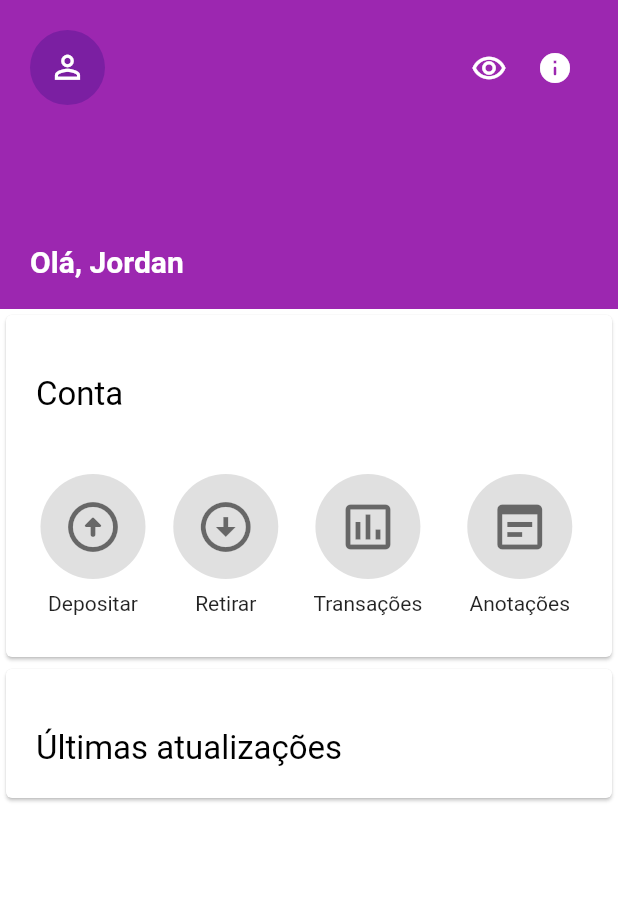
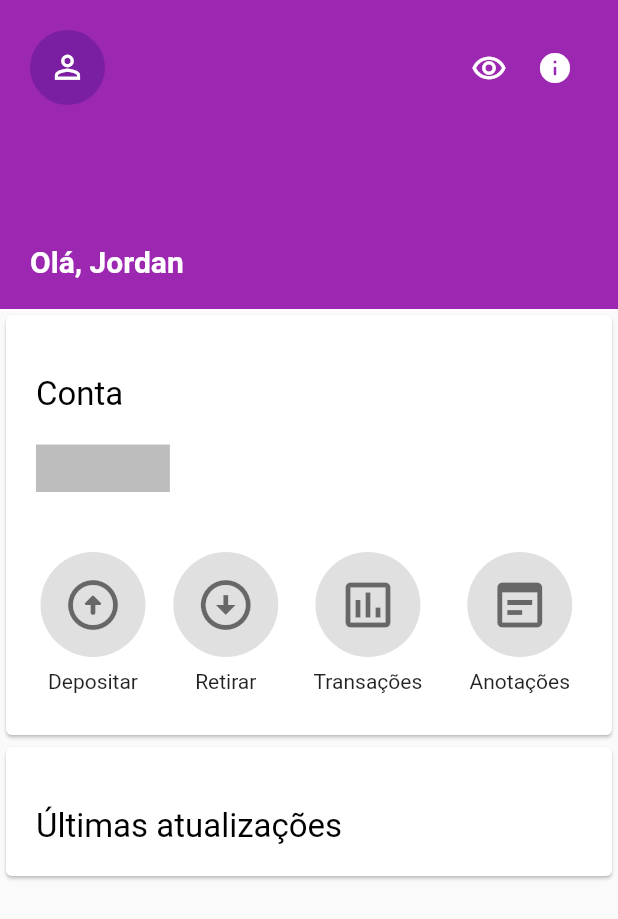
Before and after one commit to JordanElizeu/ControleDeFinancasFlutter, a Flutter app: the PageInitial widget shown alone on an empty page, opened directly, after a tap on the "remove red eye" icon, on a phone screen of 412 x 824 dp. Shown: the top 919 px of the screen. Run offline on Flutter 3.47's test engine with Material 2 defaults, Android fonts, the phone set to English and light mode, and no system bars; our stand-ins replace get.

Commit message:
criando página transação de dinheiro add

```diff
--- /dev/null
+++ b/lib/ui/incrementmoney/increment_money.dart
@@ -0,0 +1,19 @@
+import 'package:flutter/cupertino.dart';
+import 'package:flutter/material.dart';
+
+class IncrementMoney extends StatelessWidget {
+  const IncrementMoney({Key? key}) : super(key: key);
+
+  @override
+  Widget build(BuildContext context) {
+    return Column(
+      children: [
+        TextFormField(
+          decoration: InputDecoration(
+            label: Text('Valor')
+          ),
+        )
+      ],
+    );
+  }
+}
--- a/lib/ui/initial/page_initial.dart
+++ b/lib/ui/initial/page_initial.dart
@@ -16,11 +16,26 @@ class PageInitial extends StatelessWidget {
         return GetBuilder(
           init: InitialController(),
           builder: (InitialController initialController) {
+            return ListView(
+              children: [
+                _containerWithInformationOfAccount(
+                    constraints: constraints,
+                    initialController: initialController),
+                _cardCircleButtons(initialController: initialController),
+                _cardLastModifications()
+              ],
+            );
+          },
+        );
+      },
+    );
+  }
+}
+
+Widget _containerWithInformationOfAccount(
+    {required BoxConstraints constraints,
+    required InitialController initialController}) {
   return Container(
-              color: Colors.white,
-              child: ListView(
-                children: [
-                  Container(
     color: Colors.purple,
     width: constraints.maxWidth,
     height: constraints.maxHeight * 0.25,
@@ -33,7 +48,7 @@ class PageInitial extends StatelessWidget {
             children: [
               CircleAvatar(
                 radius: 25.0,
-                                child: Icon(
+                child: const Icon(
                   Icons.person_outline,
                   size: 25,
                 ),
@@ -52,7 +67,7 @@ class PageInitial extends StatelessWidget {
                   ),
                   Padding(
                     padding: const EdgeInsets.all(10.0),
-                                    child: Icon(
+                    child: const Icon(
                       Icons.info_rounded,
                       color: Colors.white,
                     ),
@@ -76,38 +91,38 @@ class PageInitial extends StatelessWidget {
         ],
       ),
     ),
-                  ),
-                  _cardCircleButtons(initialController: initialController),
-                  Card(
+  );
+}
+
+Widget _cardLastModifications() {
+  return Card(
     child: Padding(
       padding: const EdgeInsets.all(20.0),
-                      child: textInformative(text: 'Últimas atualizações', fontSize: 22.0),
-                    ),
-                  )
+      child: Column(
+        children: [
+          textInformative(text: 'Últimas atualizações', fontSize: 22.0),
         ],
       ),
-            );
-          },
-        );
-      },
+    ),
   );
 }
-}
 
-Widget _cardCircleButtons({required InitialController initialController}){
+Widget _cardCircleButtons({required InitialController initialController}) {
   return Card(
     child: Padding(
       padding: const EdgeInsets.all(20.0),
       child: Column(
         children: [
           textInformative(text: 'Conta', fontSize: 22.0),
-          Visibility(
-            visible: initialController.moneyVisible,
-            child: textInformative(
+          textInformative(
               text: initialController.getFormattedValorTotal,
               fontSize: 27.0,
+              backgroundColor: initialController.moneyVisible
+                  ? Colors.transparent
+                  : Colors.black26,
+              textColor:
+                  initialController.moneyVisible ? null : Colors.transparent,
               fontWeight: FontWeight.w400),
-          ),
           Row(
             mainAxisAlignment: MainAxisAlignment.spaceBetween,
             children: [
--- a/lib/ui/initial/widgets/widget_textinformative.dart
+++ b/lib/ui/initial/widgets/widget_textinformative.dart
@@ -4,6 +4,8 @@ import 'package:flutter/material.dart';
 Widget textInformative({
   required String text,
   required double fontSize,
+  Color? backgroundColor,
+  Color? textColor,
   FontWeight? fontWeight,
 }) {
   return Padding(
@@ -15,7 +17,8 @@ Widget textInformative({
         style: TextStyle(
           fontSize: fontSize,
           fontWeight: fontWeight,
-          color: Colors.black
+          color: textColor?? Colors.black,
+          backgroundColor: backgroundColor?? Colors.transparent
         ),
       ),
     ),
```
Lines whose indentation alone changed are shown as unchanged.
